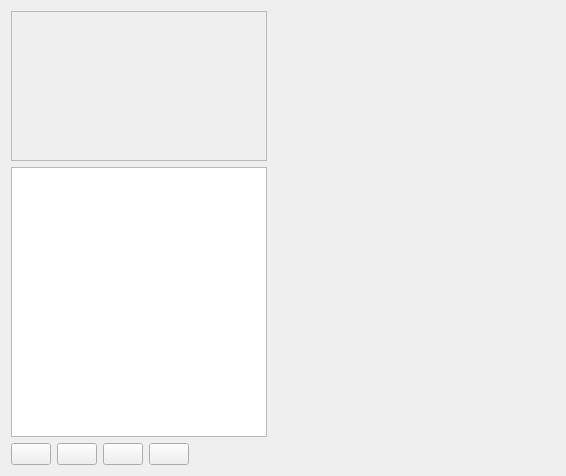
This is src/ui/effects/qgseffectstackpropertieswidgetbase.ui in nextgis/nextgisqgis as Qt 5 draws it before an edit. The edited form follows.
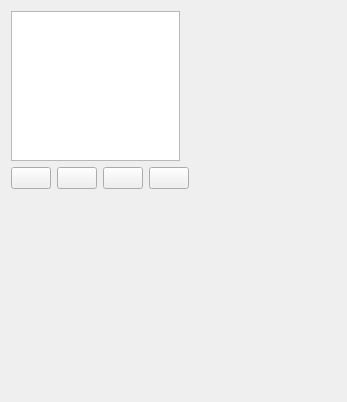
This is the edited form.

Diff of the .ui file:
```diff
--- a/src/ui/effects/qgseffectstackpropertieswidgetbase.ui
+++ b/src/ui/effects/qgseffectstackpropertieswidgetbase.ui
@@ -6,16 +6,35 @@
    <rect>
     <x>0</x>
     <y>0</y>
-    <width>566</width>
-    <height>476</height>
+    <width>347</width>
+    <height>402</height>
    </rect>
   </property>
   <property name="windowTitle">
    <string>Effects</string>
   </property>
-  <layout class="QGridLayout" name="gridLayout">
-   <item row="0" column="0">
-    <layout class="QVBoxLayout" name="verticalLayout">
+  <layout class="QVBoxLayout" name="verticalLayout_3">
+   <item>
+    <layout class="QHBoxLayout" name="horizontalLayout">
+     <item>
+      <widget class="QListView" name="mEffectsList">
+       <property name="sizePolicy">
+        <sizepolicy hsizetype="Expanding" vsizetype="Fixed">
+         <horstretch>0</horstretch>
+         <verstretch>0</verstretch>
+        </sizepolicy>
+       </property>
+       <property name="maximumSize">
+        <size>
+         <width>16777215</width>
+         <height>150</height>
+        </size>
+       </property>
+       <property name="editTriggers">
+        <set>QAbstractItemView::NoEditTriggers</set>
+       </property>
+      </widget>
+     </item>
      <item>
       <widget class="QLabel" name="lblPreview">
        <property name="sizePolicy">
@@ -37,7 +56,7 @@
         </size>
        </property>
        <property name="frameShape">
-        <enum>QFrame::StyledPanel</enum>
+        <enum>QFrame::NoFrame</enum>
        </property>
        <property name="frameShadow">
         <enum>QFrame::Sunken</enum>
@@ -56,18 +75,7 @@
        </property>
       </widget>
      </item>
-     <item>
-      <widget class="QListView" name="mEffectsList">
-       <property name="sizePolicy">
-        <sizepolicy hsizetype="Expanding" vsizetype="Expanding">
-         <horstretch>0</horstretch>
-         <verstretch>0</verstretch>
-        </sizepolicy>
-       </property>
-       <property name="editTriggers">
-        <set>QAbstractItemView::NoEditTriggers</set>
-       </property>
-      </widget>
+    </layout>
      </item>
      <item>
       <layout class="QHBoxLayout" name="pushBtnBox">
@@ -141,9 +149,7 @@
        </item>
       </layout>
      </item>
-    </layout>
-   </item>
-   <item row="0" column="1" colspan="2">
+   <item>
     <widget class="QFrame" name="frame">
      <property name="sizePolicy">
       <sizepolicy hsizetype="Expanding" vsizetype="Preferred">
```
Left out of the diff: 11 changed lines with no effect on the pictures. Lines whose indentation alone changed are shown as unchanged.
